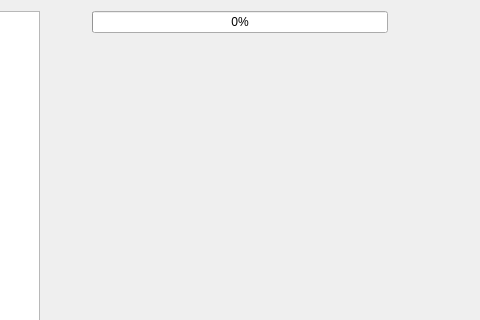
This is src/Gui/import/ui/ImportController.ui in VLMC/vlmc as Qt 5 draws it before an edit; both pictures show x 267 to 747 and y 0 to 320 of the 1000 by 700 pixel window. The edited form follows.
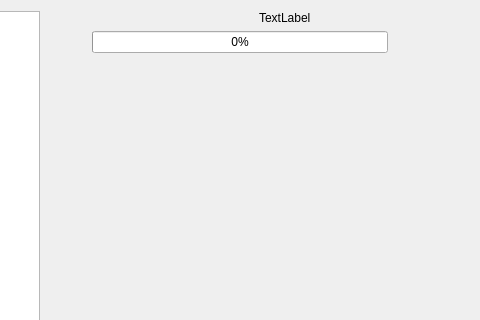
This is the edited form. Icons and pictures are not drawn.

Commit message: Display a message when an error occured

```diff
--- a/src/Gui/import/ui/ImportController.ui
+++ b/src/Gui/import/ui/ImportController.ui
@@ -38,6 +38,42 @@
        </item>
        <item>
         <layout class="QVBoxLayout" name="verticalLayout_9">
+         <item>
+          <layout class="QHBoxLayout" name="errorLayout">
+           <property name="sizeConstraint">
+            <enum>QLayout::SetMinimumSize</enum>
+           </property>
+           <item>
+            <widget class="QLabel" name="errorLabelImg">
+             <property name="sizePolicy">
+              <sizepolicy hsizetype="Maximum" vsizetype="Maximum">
+               <horstretch>0</horstretch>
+               <verstretch>0</verstretch>
+              </sizepolicy>
+             </property>
+             <property name="text">
+              <string/>
+             </property>
+             <property name="pixmap">
+              <pixmap>:/images/error</pixmap>
+             </property>
+            </widget>
+           </item>
+           <item>
+            <widget class="QLabel" name="errorLabel">
+             <property name="sizePolicy">
+              <sizepolicy hsizetype="Maximum" vsizetype="Maximum">
+               <horstretch>0</horstretch>
+               <verstretch>0</verstretch>
+              </sizepolicy>
+             </property>
+             <property name="text">
+              <string>TextLabel</string>
+             </property>
+            </widget>
+           </item>
+          </layout>
+         </item>
          <item>
           <widget class="QProgressBar" name="progressBar">
            <property name="value">
```
Left out of the diff: 8 changed lines with no effect on the pictures. The commit also changes 4 other files.
